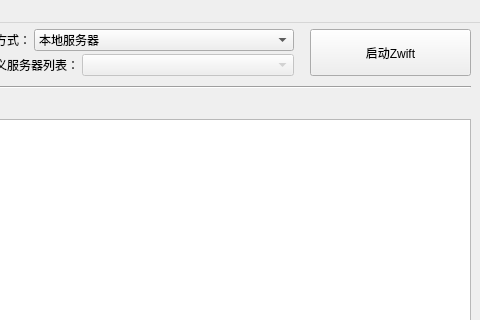
Qt form mainwindow.ui (zHElEARN/zoffline_launcher) before a commit; both pictures show x 164 to 644 and y 0 to 320 of the 644 by 438 pixel window.
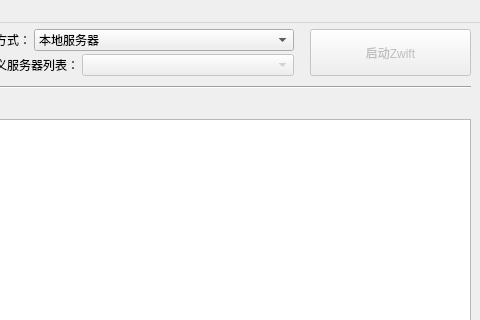
The same form after that commit.

```diff
--- a/mainwindow.ui
+++ b/mainwindow.ui
@@ -198,6 +198,9 @@
        </item>
        <item>
         <widget class="QPushButton" name="pushButton_launchZwift">
+         <property name="enabled">
+          <bool>false</bool>
+         </property>
          <property name="sizePolicy">
           <sizepolicy hsizetype="Minimum" vsizetype="Minimum">
            <horstretch>0</horstretch>
```
